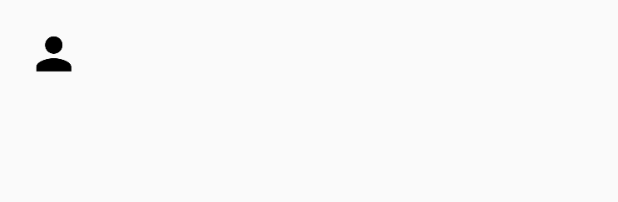
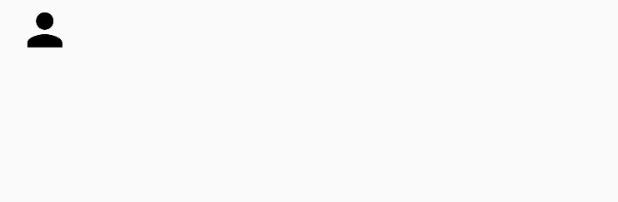
Before and after one commit to lvegaav/ABackup, an Android app: the layout last_backup_contacts_item.xml on its own in the app's theme, with its tools: preview values and no code run, on a phone screen of 412 x 824 dp. Shown: the top 202 px of the screen. Run offline under Robolectric (Android 15) with nearby library versions, the phone set to English and light mode, and no system bars.

Commit message:
1.1.18
Fixed contact list aligment

```diff
--- a/src/BackupAppAndroid/app/src/main/res/layout/last_backup_contacts_item.xml
+++ b/src/BackupAppAndroid/app/src/main/res/layout/last_backup_contacts_item.xml
@@ -8,7 +8,7 @@
       android:id="@+id/contactlist_item_icon"
       android:layout_width="40dp"
       android:layout_height="40dp"
-      android:layout_margin="16dp"
+      android:layout_marginStart="10dp"
       android:scaleType="centerCrop"
       android:src="@mipmap/ic_user"/>
 
@@ -17,5 +17,6 @@
       style="@style/LastContactBackup"
       android:layout_width="match_parent"
       android:layout_height="@dimen/default_list_item_size"
+      android:paddingTop="10dp"
       android:layout_marginStart="32dp"/>
 </LinearLayout>
```
